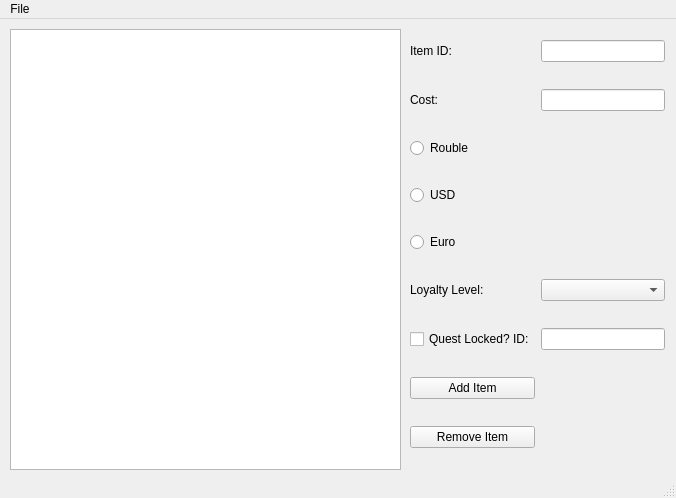
Above: src/gui_assort.ui from ThePi1/SPT-Trader-Builder before the change. Below: the same form after it.
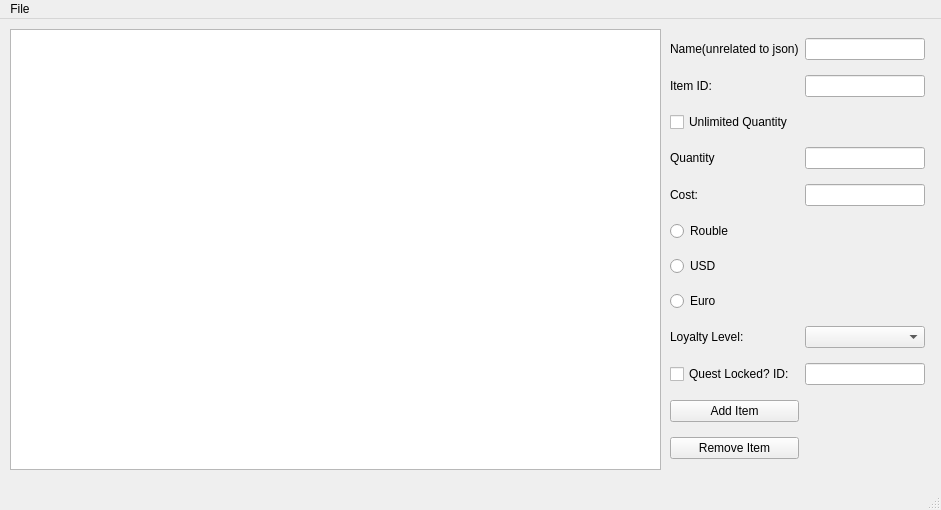
That is the form after the change.

```diff
--- a/src/gui_assort.ui
+++ b/src/gui_assort.ui
@@ -9,8 +9,8 @@
    <rect>
     <x>0</x>
     <y>0</y>
-    <width>676</width>
-    <height>498</height>
+    <width>941</width>
+    <height>510</height>
    </rect>
   </property>
   <property name="windowTitle">
@@ -25,7 +25,7 @@
      <rect>
       <x>10</x>
       <y>10</y>
-      <width>391</width>
+      <width>651</width>
       <height>441</height>
      </rect>
     </property>
@@ -33,88 +33,115 @@
    <widget class="QWidget" name="gridLayoutWidget">
     <property name="geometry">
      <rect>
-      <x>410</x>
-      <y>0</y>
+      <x>670</x>
+      <y>10</y>
       <width>255</width>
       <height>451</height>
      </rect>
     </property>
     <layout class="QGridLayout" name="gridLayout">
-     <item row="0" column="2">
-      <widget class="QLineEdit" name="ab_Item_Id"/>
-     </item>
-     <item row="1" column="2">
-      <widget class="QLineEdit" name="ab_cost_edit"/>
-     </item>
      <item row="5" column="1">
-      <widget class="QLabel" name="label_3">
+      <widget class="QRadioButton" name="ab_rouble_radiobutton">
        <property name="text">
-        <string>Loyalty Level:</string>
+        <string>Rouble</string>
        </property>
       </widget>
      </item>
-     <item row="1" column="1">
-      <widget class="QLabel" name="label_2">
-       <property name="text">
-        <string>Cost:</string>
-       </property>
-      </widget>
+     <item row="4" column="2">
+      <widget class="QLineEdit" name="ab_cost_edit"/>
      </item>
-     <item row="7" column="1">
+     <item row="10" column="1">
       <widget class="QPushButton" name="ab_add_item">
        <property name="text">
         <string>Add Item</string>
        </property>
       </widget>
      </item>
-     <item row="3" column="1">
-      <widget class="QRadioButton" name="ab_usd_button">
+     <item row="0" column="1">
+      <widget class="QLabel" name="label_4">
        <property name="text">
-        <string>USD</string>
+        <string>Name(unrelated to json)</string>
        </property>
       </widget>
      </item>
-     <item row="6" column="2">
+     <item row="9" column="2">
       <widget class="QLineEdit" name="ab_quest_id"/>
      </item>
      <item row="8" column="1">
+      <widget class="QLabel" name="label_3">
+       <property name="text">
+        <string>Loyalty Level:</string>
+       </property>
+      </widget>
+     </item>
+     <item row="6" column="1">
+      <widget class="QRadioButton" name="ab_usd_button">
+       <property name="text">
+        <string>USD</string>
+       </property>
+      </widget>
+     </item>
+     <item row="0" column="2">
+      <widget class="QLineEdit" name="ab_itemname"/>
+     </item>
+     <item row="3" column="2">
+      <widget class="QLineEdit" name="ab_quantity"/>
+     </item>
+     <item row="1" column="2">
+      <widget class="QLineEdit" name="ab_Item_Id"/>
+     </item>
+     <item row="4" column="1">
+      <widget class="QLabel" name="label_2">
+       <property name="text">
+        <string>Cost:</string>
+       </property>
+      </widget>
+     </item>
+     <item row="11" column="1">
       <widget class="QPushButton" name="ab_remove_item">
        <property name="text">
         <string>Remove Item</string>
        </property>
       </widget>
      </item>
-     <item row="0" column="1">
+     <item row="1" column="1">
       <widget class="QLabel" name="label">
        <property name="text">
         <string>Item ID:</string>
        </property>
       </widget>
      </item>
-     <item row="2" column="1">
-      <widget class="QRadioButton" name="ab_rouble_button">
-       <property name="text">
-        <string>Rouble</string>
-       </property>
-      </widget>
-     </item>
-     <item row="4" column="1">
-      <widget class="QRadioButton" name="ab_euro_button">
-       <property name="text">
-        <string>Euro</string>
-       </property>
-      </widget>
-     </item>
-     <item row="6" column="1">
+     <item row="9" column="1">
       <widget class="QCheckBox" name="ab_quest_check">
        <property name="text">
         <string>Quest Locked? ID:</string>
        </property>
       </widget>
      </item>
-     <item row="5" column="2">
+     <item row="7" column="1">
+      <widget class="QRadioButton" name="ab_euro_button">
+       <property name="text">
+        <string>Euro</string>
+       </property>
+      </widget>
+     </item>
+     <item row="3" column="1">
+      <widget class="QLabel" name="label_5">
+       <property name="text">
+        <string>Quantity</string>
+       </property>
+      </widget>
+     </item>
+     <item row="8" column="2">
       <widget class="QComboBox" name="ab_loyalty_combo"/>
      </item>
+     <item row="2" column="1">
+      <widget class="QCheckBox" name="ab_unlimitedcount">
+       <property name="text">
+        <string>Unlimited Quantity</string>
+       </property>
+      </widget>
+     </item>
     </layout>
    </widget>
   </widget>
@@ -123,7 +150,7 @@
     <rect>
      <x>0</x>
      <y>0</y>
-     <width>676</width>
+     <width>941</width>
      <height>22</height>
     </rect>
    </property>
```
Left out of the diff: 2 changed lines with no effect on the pictures.
